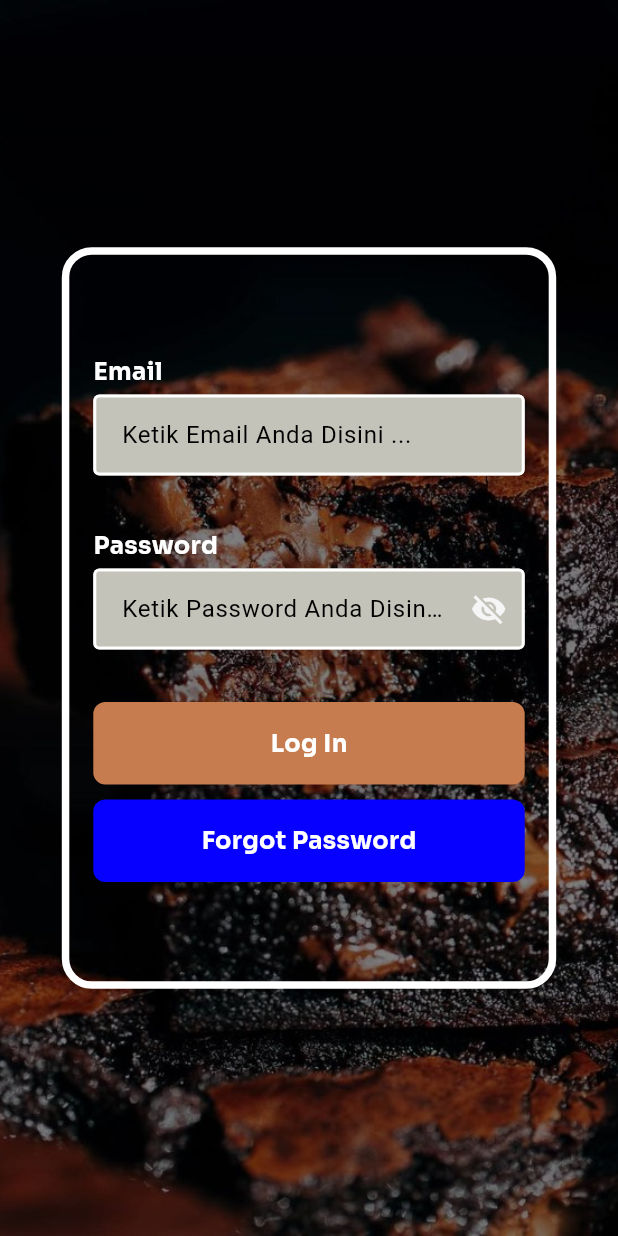
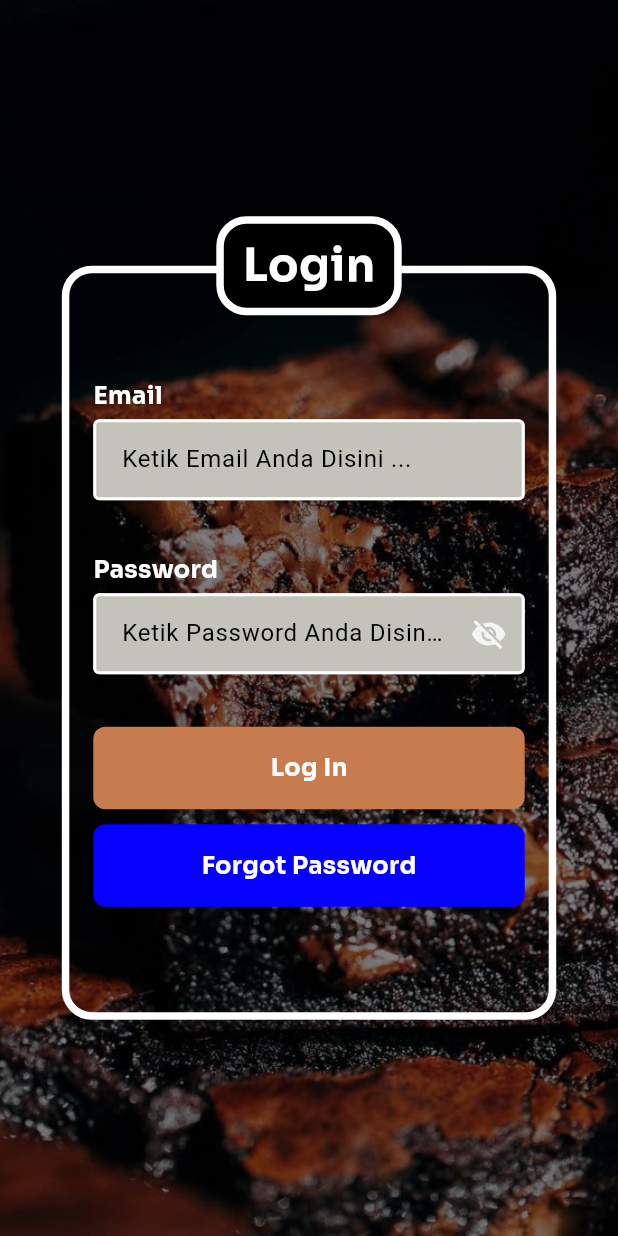
Before and after one commit to WIBU1234/atmabakerymobile, a Flutter app: the LoginPage screen opened directly, on a phone screen of 412 x 824 dp. Run offline on Flutter 3.47's test engine with Material 3 defaults, Android fonts, the phone set to English and light mode, and no system bars; our stand-ins replace google_fonts, smooth_page_indicator.

Commit message:
Fix Tampilan Login

```diff
--- a/lib/main.dart
+++ b/lib/main.dart
@@ -13,6 +13,7 @@ class MyApp extends StatelessWidget {
   @override
   Widget build(BuildContext context) {
     return MaterialApp(
+      debugShowCheckedModeBanner: false,
       title: 'Flutter Demo',
       theme: ThemeData(
         // colorScheme: ColorScheme.fromSeed(seedColor: Colors.deepPurple),
--- a/lib/view/generalView/login.dart
+++ b/lib/view/generalView/login.dart
@@ -78,13 +78,21 @@ class _LoginPageState extends State<LoginPage> {
               child: Column(
                 mainAxisAlignment: MainAxisAlignment.center,
                 children: [
-                  Center(
-                    //Login
-
+                  Stack(
+                    children: [
+                      Container(
+                        width: screenWidth,
+                        height: 0.65 * screenHeight
+                      ),
+                      Positioned(
+                        bottom: 0,
+                        left: 0,
+                        right: 0,
+                        child: Center(
                           // Box Container
                           child: Container(
                             width: 0.80 * screenWidth,
-                      height: 0.60 * screenHeight,
+                            height: 0.61 * screenHeight,
                             decoration: BoxDecoration(
                               border: Border.all(
                                 color: Colors.white,
@@ -250,6 +258,36 @@ class _LoginPageState extends State<LoginPage> {
                               ],
                             ),
                           ),
+                        ),
+                      ),
+                      Center(
+                        child: Container(
+                          width: 0.30 * screenWidth,
+                          height: 0.08 * screenHeight,
+                          decoration: BoxDecoration(
+                            color: Colors.black,
+                            border: Border.all(
+                              color: Colors.white,
+                              width: 5
+                            ),
+                            borderRadius: BorderRadius.circular(20.0)
+                          ),
+                          child: Center(
+                            child: Text(
+                              'Login',
+                              style: GoogleFonts.sora(
+                                textStyle: const TextStyle(
+                                  color: Colors.white,
+                                  fontWeight: FontWeight.bold,
+                                  fontSize: 30
+                                )
+                              ),
+                            ),
+                          ),
+                        ),
+                      ),
+                    ],
+
                   )
                 ],
               ),
```
Lines whose indentation alone changed are shown as unchanged.
